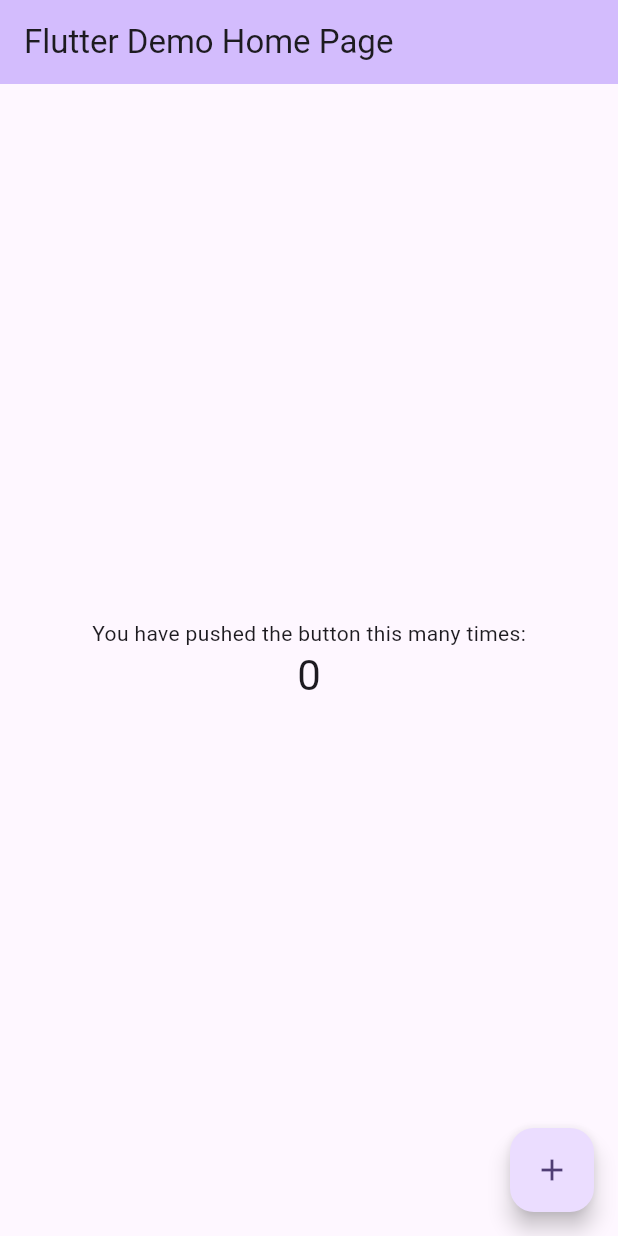
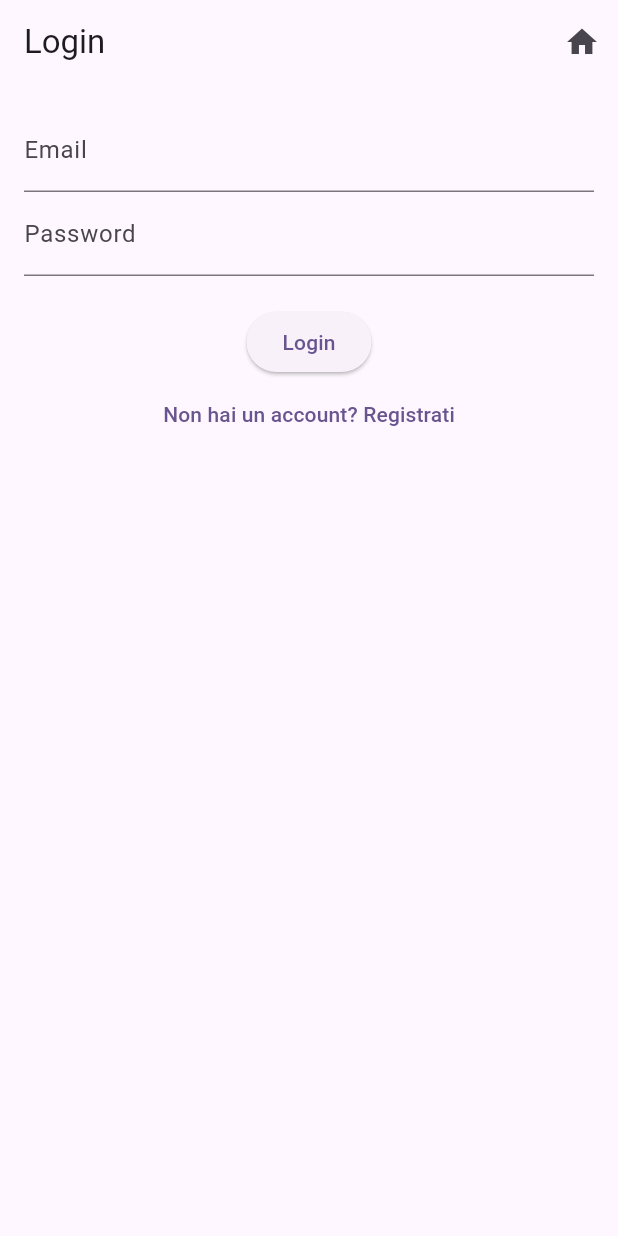
Before and after one commit to cristinafioroni/flutter_supabase, a Flutter app: the screen it shows after launch, on a phone screen of 412 x 824 dp. Run offline on Flutter 3.47's test engine with Material 3 defaults, Android fonts, the phone set to English and light mode, and no system bars; our stand-ins replace flutter_dotenv, supabase_flutter; accounts and stored records are empty.

Commit message:
login e register

```diff
--- a/lib/main.dart
+++ b/lib/main.dart
@@ -1,4 +1,9 @@
 import 'package:flutter/material.dart';
+import 'package:flutter_supabase/views/home_view.dart';
+import 'package:flutter_supabase/views/auth/login_view.dart';
+import 'package:provider/provider.dart';
+
+import 'viewmodel/auth_view_model.dart';
 import 'core/supabase_client.dart';
 
 void main() async {
@@ -15,112 +20,18 @@ class MyApp extends StatelessWidget {
   // This widget is the root of your application.
   @override
   Widget build(BuildContext context) {
-    return MaterialApp(
-      title: 'Flutter Demo',
-      theme: ThemeData(
-        // This is the theme of your application.
-        //
-        // TRY THIS: Try running your application with "flutter run". You'll see
-        // the application has a purple toolbar. Then, without quitting the app,
-        // try changing the seedColor in the colorScheme below to Colors.green
-        // and then invoke "hot reload" (save your changes or press the "hot
-        // reload" button in a Flutter-supported IDE, or press "r" if you used
-        // the command line to start the app).
-        //
-        // Notice that the counter didn't reset back to zero; the application
-        // state is not lost during the reload. To reset the state, use hot
-        // restart instead.
-        //
-        // This works for code too, not just values: Most code changes can be
-        // tested with just a hot reload.
-        colorScheme: .fromSeed(seedColor: Colors.deepPurple),
-      ),
-      home: const MyHomePage(title: 'Flutter Demo Home Page'),
-    );
-  }
-}
-
-class MyHomePage extends StatefulWidget {
-  const MyHomePage({super.key, required this.title});
-
-  // This widget is the home page of your application. It is stateful, meaning
-  // that it has a State object (defined below) that contains fields that affect
-  // how it looks.
-
-  // This class is the configuration for the state. It holds the values (in this
-  // case the title) provided by the parent (in this case the App widget) and
-  // used by the build method of the State. Fields in a Widget subclass are
-  // always marked "final".
-
-  final String title;
-
-  @override
-  State<MyHomePage> createState() => _MyHomePageState();
-}
-
-class _MyHomePageState extends State<MyHomePage> {
-  int _counter = 0;
-
-  void _incrementCounter() {
-    setState(() {
-      // This call to setState tells the Flutter framework that something has
-      // changed in this State, which causes it to rerun the build method below
-      // so that the display can reflect the updated values. If we changed
-      // _counter without calling setState(), then the build method would not be
-      // called again, and so nothing would appear to happen.
-      _counter++;
-    });
-  }
-
-  @override
-  Widget build(BuildContext context) {
-    // This method is rerun every time setState is called, for instance as done
-    // by the _incrementCounter method above.
-    //
-    // The Flutter framework has been optimized to make rerunning build methods
-    // fast, so that you can just rebuild anything that needs updating rather
-    // than having to individually change instances of widgets.
-    return Scaffold(
-      appBar: AppBar(
-        // TRY THIS: Try changing the color here to a specific color (to
-        // Colors.amber, perhaps?) and trigger a hot reload to see the AppBar
-        // change color while the other colors stay the same.
-        backgroundColor: Theme.of(context).colorScheme.inversePrimary,
-        // Here we take the value from the MyHomePage object that was created by
-        // the App.build method, and use it to set our appbar title.
-        title: Text(widget.title),
-      ),
-      body: Center(
-        // Center is a layout widget. It takes a single child and positions it
-        // in the middle of the parent.
-        child: Column(
-          // Column is also a layout widget. It takes a list of children and
-          // arranges them vertically. By default, it sizes itself to fit its
-          // children horizontally, and tries to be as tall as its parent.
-          //
-          // Column has various properties to control how it sizes itself and
-          // how it positions its children. Here we use mainAxisAlignment to
-          // center the children vertically; the main axis here is the vertical
-          // axis because Columns are vertical (the cross axis would be
-          // horizontal).
-          //
-          // TRY THIS: Invoke "debug painting" (choose the "Toggle Debug Paint"
-          // action in the IDE, or press "p" in the console), to see the
-          // wireframe for each widget.
-          mainAxisAlignment: .center,
-          children: [
-            const Text('You have pushed the button this many times:'),
-            Text(
-              '$_counter',
-              style: Theme.of(context).textTheme.headlineMedium,
+    return ChangeNotifierProvider(
+      create: (_) => AuthViewModel(),
+      child: Consumer<AuthViewModel>(
+        builder: (context, auth, _) {
+          return MaterialApp(
+            title: 'Flutter Demo',
+            theme: ThemeData(
+              colorScheme: ColorScheme.fromSeed(seedColor: Colors.deepPurple),
             ),
-          ],
-        ),
-      ),
-      floatingActionButton: FloatingActionButton(
-        onPressed: _incrementCounter,
-        tooltip: 'Increment',
-        child: const Icon(Icons.add),
+            home: auth.session != null ? const HomeView() : const LoginView(),
+          );
+        },
       ),
     );
   }
--- /dev/null
+++ b/lib/views/auth/login_view.dart
@@ -0,0 +1,77 @@
+import 'package:flutter/material.dart';
+import 'package:provider/provider.dart';
+
+import '../../viewmodel/auth_view_model.dart';
+import 'register_view.dart';
+import '../home_view.dart';
+
+class LoginView extends StatelessWidget {
+  const LoginView({super.key});
+
+  @override
+  Widget build(BuildContext context) {
+    final vm = Provider.of<AuthViewModel>(context);
+    final emailController = TextEditingController();
+    final passwordController = TextEditingController();
+
+    return Scaffold(
+      appBar: AppBar(
+        title: const Text('Login'),
+        actions: [
+          IconButton(
+            onPressed: () {
+              Navigator.push(
+                context,
+                MaterialPageRoute(builder: (context) => const HomeView()),
+              );
+            },
+            icon: const Icon(Icons.home),
+          ),
+        ],
+      ),
+      body: vm.isLoading
+          ? const Center(child: CircularProgressIndicator())
+          : Padding(
+              padding: const EdgeInsets.all(16.0),
+              child: Column(
+                children: [
+                  TextField(
+                    controller: emailController,
+                    decoration: const InputDecoration(labelText: 'Email'),
+                  ),
+                  TextField(
+                    controller: passwordController,
+                    decoration: const InputDecoration(labelText: 'Password'),
+                    obscureText: true,
+                  ),
+                  const SizedBox(height: 20),
+                  ElevatedButton(
+                    onPressed: () async {
+                      await vm.login(
+                        emailController.text,
+                        passwordController.text,
+                      );
+                      if (vm.session != null && context.mounted) {
+                        Navigator.pushReplacement(
+                          context,
+                          MaterialPageRoute(builder: (_) => HomeView()),
+                        );
+                      }
+                    },
+                    child: const Text('Login'),
+                  ),
+                  TextButton(
+                    onPressed: () {
+                      Navigator.push(
+                        context,
+                        MaterialPageRoute(builder: (_) => RegisterView()),
+                      );
+                    },
+                    child: const Text('Non hai un account? Registrati'),
+                  ),
+                ],
+              ),
+            ),
+    );
+  }
+}
```
Also changed, not shown: lib/views/auth/register_view.dart (added, +83 -0 lines), lib/views/home_view.dart (added, +51 -0 lines).
